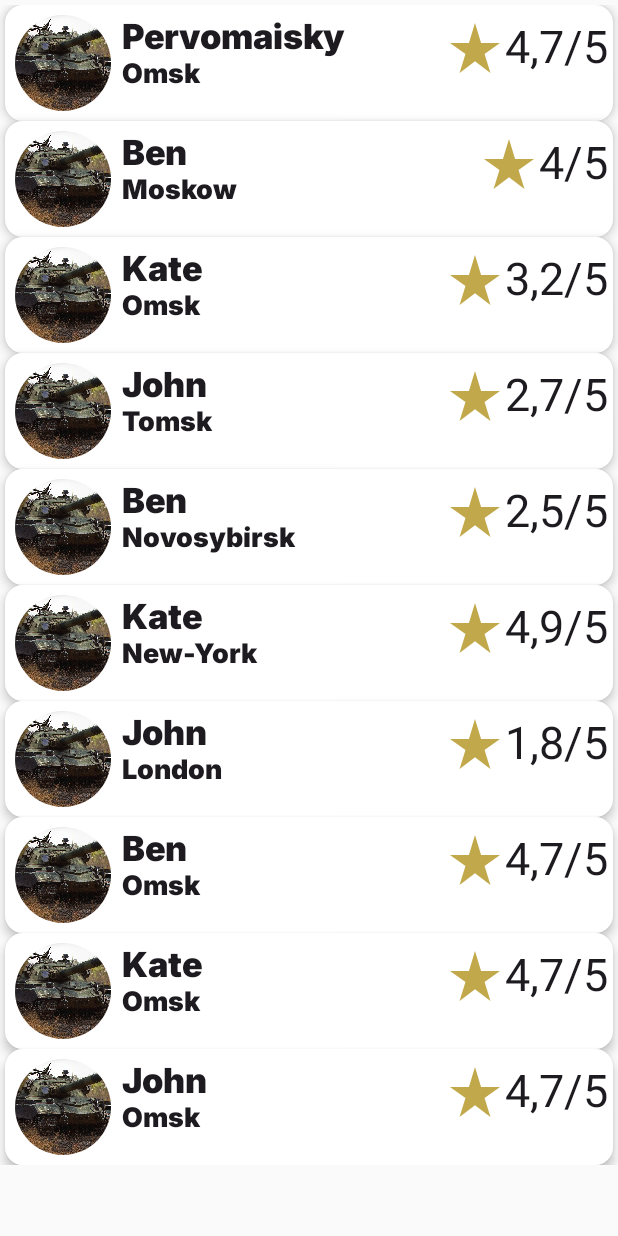
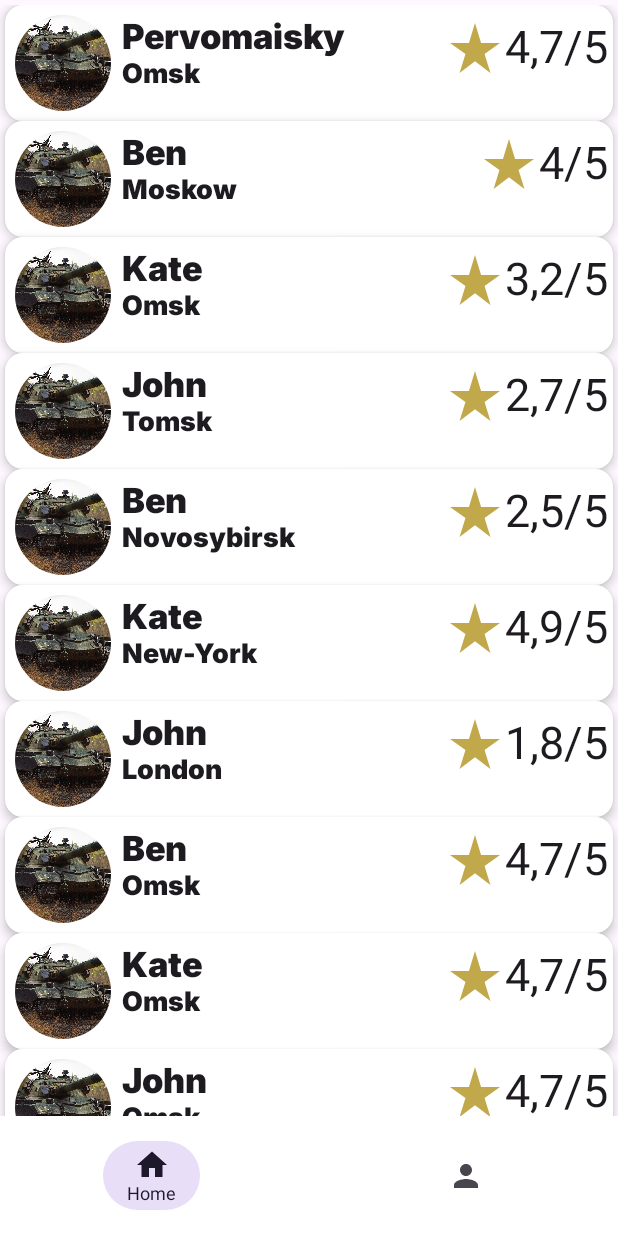
Before and after one commit to Mesherekov/Cinemas, an Android app built with Jetpack Compose: the screen it shows after launch (MainActivity), on a phone screen of 412 x 824 dp. Run offline under Robolectric (Android 15) with nearby library versions, the light colour scheme and no system bars.

Commit message:
NavigationView 3

```diff
--- a/app/src/main/java/com/example/cinemas/MainActivity.kt
+++ b/app/src/main/java/com/example/cinemas/MainActivity.kt
@@ -1,6 +1,7 @@
 package com.example.cinemas
 
 
+import android.annotation.SuppressLint
 import android.os.Bundle
 import androidx.activity.ComponentActivity
 import androidx.activity.compose.setContent
@@ -11,12 +12,19 @@
 import androidx.compose.foundation.layout.padding
 import androidx.compose.foundation.lazy.LazyColumn
 import androidx.compose.foundation.lazy.itemsIndexed
+import androidx.compose.material.icons.Icons
+import androidx.compose.material.icons.filled.Home
+import androidx.compose.material.icons.filled.Person
+import androidx.compose.material3.BadgedBox
+import androidx.compose.material3.Icon
 import androidx.compose.material3.NavigationBar
 import androidx.compose.material3.NavigationBarDefaults
 import androidx.compose.material3.NavigationBarItem
 import androidx.compose.material3.NavigationBarItemColors
+import androidx.compose.material3.Scaffold
 import androidx.compose.material3.Text
 import androidx.compose.runtime.Composable
+import androidx.compose.runtime.remember
 import androidx.compose.ui.Alignment
 import androidx.compose.ui.Modifier
 import androidx.compose.ui.graphics.Color
@@ -24,21 +32,48 @@
 import androidx.compose.ui.text.font.Font
 import androidx.compose.ui.text.font.FontFamily
 import androidx.compose.ui.text.font.FontWeight
+import androidx.compose.ui.text.style.TextAlign
 import androidx.compose.ui.unit.dp
+import androidx.compose.ui.unit.sp
 import androidx.navigation.NavController
 import androidx.navigation.NavHostController
 import androidx.navigation.compose.NavHost
 import androidx.navigation.compose.composable
 import androidx.navigation.compose.currentBackStackEntryAsState
+import androidx.navigation.compose.rememberNavController
 
 class MainActivity : ComponentActivity() {
+    @SuppressLint("UnusedMaterial3ScaffoldPaddingParameter")
     override fun onCreate(savedInstanceState: Bundle?) {
         super.onCreate(savedInstanceState)
         val fontFamily = FontFamily(
             Font(R.font.inter18, FontWeight.Normal)
         )
         setContent {
-            HomeScreen()
+            val navController = rememberNavController()
+            Scaffold(
+                bottomBar = {
+                    BottomNavBar(items = listOf(
+                        BottomNavItem(
+                            "Home",
+                            route = "home",
+                            icon = Icons.Default.Home
+                        ),
+                        BottomNavItem(
+                            "Profile",
+                            route = "profile",
+                            icon = Icons.Default.Person
+                        )
+                    ),
+                        navController = navController,
+                        onItemClick = {
+                            navController.navigate(it.route)
+                        }
+                        )
+                }
+            ) {
+                Navigation(navController = navController)
+            }
         }
     }
 
@@ -95,7 +130,7 @@
         val backStack = navController.currentBackStackEntryAsState()
         NavigationBar(
             modifier = modifier,
-            containerColor = Color.Gray,
+            containerColor = Color(242f, 221f, 198f),
             tonalElevation = 5.dp
         ) {
             items.forEach { item ->
@@ -104,17 +139,25 @@
                     onClick = { onItemClick(item) },
 
                     icon = {
-
+                        Column(horizontalAlignment = Alignment.CenterHorizontally) {
+                            Icon(imageVector = item.icon, contentDescription = item.label)
+                            if (selected){
+                                Text(text = item.label,
+                                    textAlign = TextAlign.Center,
+                                    fontSize = 12.sp
+                                )
+                            }
+                        }
                     },
-                    colors = NavigationBarItemColors(
-                        selectedIconColor = Color.Blue,
-                        selectedTextColor = Color.Blue,
-                        selectedIndicatorColor = Color.Blue,
-                        Color.Gray,
-                        Color.Gray,
-                        Color.Gray,
-                        Color.Gray
-                    )
+//                    colors = NavigationBarItemColors(
+//                        selectedIconColor = Color.Blue,
+//                        selectedTextColor = Color.Blue,
+//                        selectedIndicatorColor = Color.Blue,
+//                        Color.Gray,
+//                        Color.Gray,
+//                        Color.Gray,
+//                        Color.Gray
+//                    )
                     )
             }
         }
--- /dev/null
+++ b/app/src/main/res/drawable/baseline_home_24.xml
@@ -0,0 +1,5 @@
+<vector xmlns:android="http://schemas.android.com/apk/res/android" android:height="24dp" android:tint="#000000" android:viewportHeight="24" android:viewportWidth="24" android:width="24dp">
+
+    <path android:fillColor="@android:color/white" android:pathData="M10,20v-6h4v6h5v-8h3L12,3 2,12h3v8z"/>
+
+</vector>
--- /dev/null
+++ b/app/src/main/res/drawable/profile.xml
@@ -0,0 +1,5 @@
+<vector xmlns:android="http://schemas.android.com/apk/res/android" android:height="24dp" android:tint="#000000" android:viewportHeight="24" android:viewportWidth="24" android:width="24dp">
+
+    <path android:fillColor="@android:color/white" android:pathData="M12,2C6.48,2 2,6.48 2,12s4.48,10 10,10 10,-4.48 10,-10S17.52,2 12,2zM12,5c1.66,0 3,1.34 3,3s-1.34,3 -3,3 -3,-1.34 -3,-3 1.34,-3 3,-3zM12,19.2c-2.5,0 -4.71,-1.28 -6,-3.22 0.03,-1.99 4,-3.08 6,-3.08 1.99,0 5.97,1.09 6,3.08 -1.29,1.94 -3.5,3.22 -6,3.22z"/>
+
+</vector>
```
